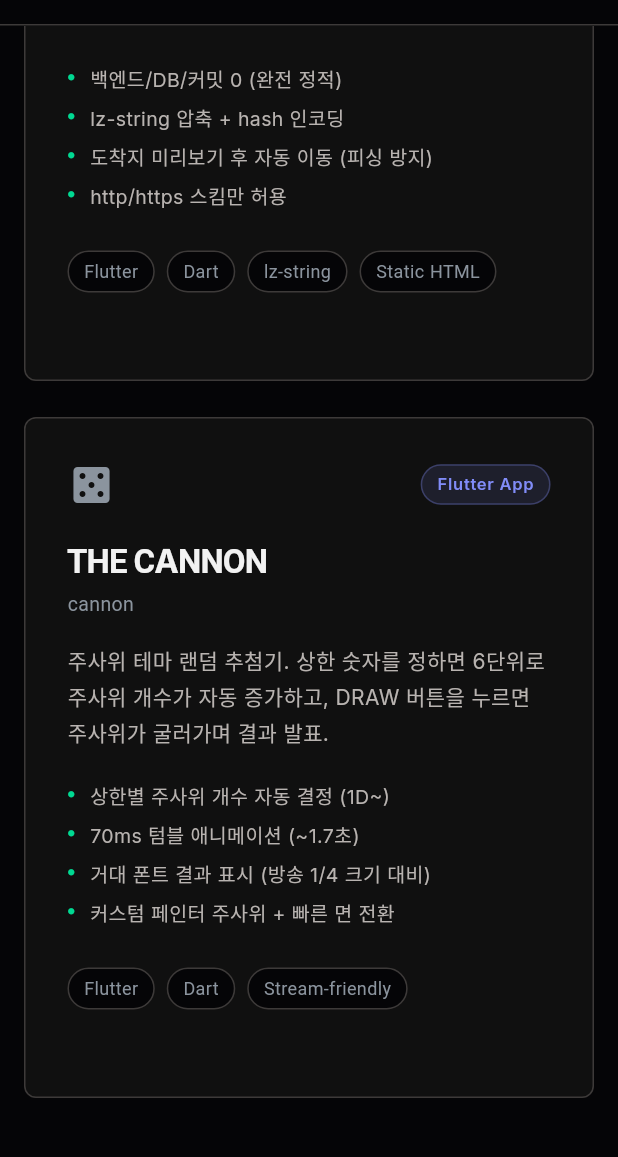
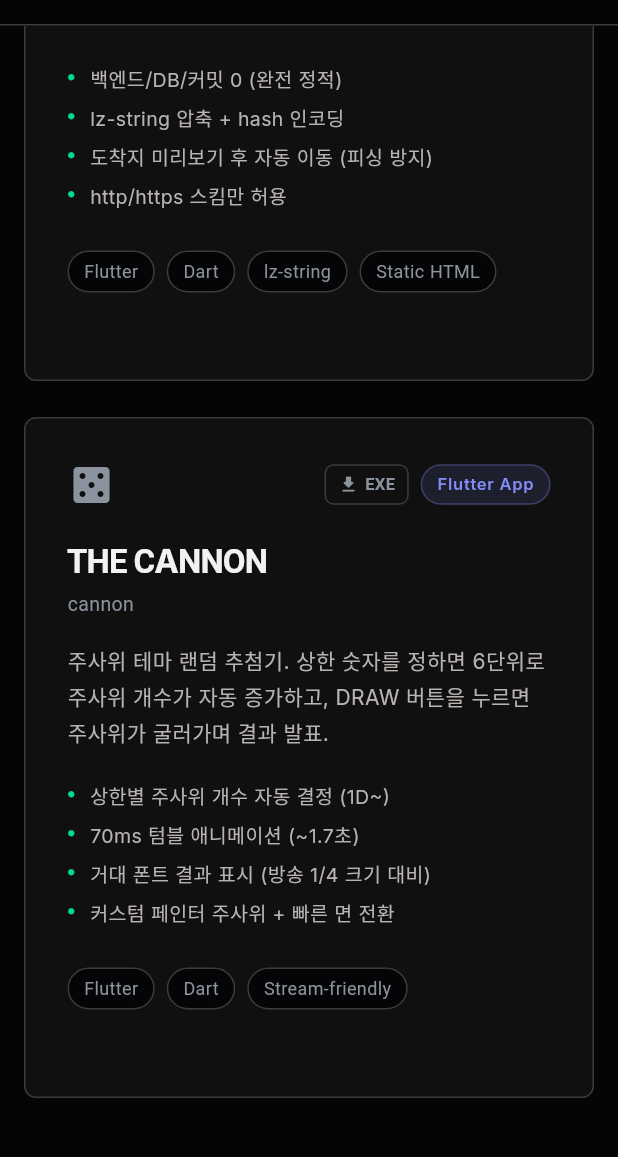
Before and after one commit to Blanche-jara/pure-blanche, a Flutter app: the CodeProjectsPage screen opened by its route, scrolled down 2800 dp, on a phone screen of 412 x 824 dp, the part 78-1235 px from its top. Run offline on Flutter 3.47's test engine with Material 3 defaults, Android fonts, the phone set to English and light mode, and no system bars; our stand-ins replace audioplayers, google_fonts, shared_preferences, web; missing offline and left inert: dart:js_interop, dart:ui_web; accounts and stored records are empty; statements that could not run were skipped.

Commit message:
exe 설치 추가

```diff
--- a/lib/pages/code_projects_page.dart
+++ b/lib/pages/code_projects_page.dart
@@ -84,6 +84,7 @@ class _ProjectData {
   final String type; // "flutter" | "web"
   final String route;
   final String? downloadUrl;
+  final String downloadLabel;
   final String? privacyUrl;
 
   const _ProjectData({
@@ -96,6 +97,7 @@ class _ProjectData {
     required this.type,
     required this.route,
     this.downloadUrl,
+    this.downloadLabel = 'APK',
     this.privacyUrl,
   });
 }
@@ -222,6 +224,8 @@ const _projects = [
     icon: Icons.casino,
     type: 'flutter',
     route: '/app/cannon',
+    downloadUrl: 'https://drive.google.com/uc?export=download&id=1v_DzUDF51JRhPviEllY_UmHQzNqTP-aj',
+    downloadLabel: 'EXE',
   ),
 ];
 
@@ -286,7 +290,7 @@ class _CodeProjectCardState extends State<_CodeProjectCard> {
                   mainAxisSize: MainAxisSize.min,
                   children: [
                     if (p.downloadUrl != null)
-                      _DownloadButton(url: p.downloadUrl!),
+                      _DownloadButton(url: p.downloadUrl!, label: p.downloadLabel),
                     if (p.downloadUrl != null) const SizedBox(width: 8),
                     _TypeBadge(type: p.type),
                   ],
@@ -440,7 +444,8 @@ class _PrivacyLinkState extends State<_PrivacyLink> {
 
 class _DownloadButton extends StatefulWidget {
   final String url;
-  const _DownloadButton({required this.url});
+  final String label;
+  const _DownloadButton({required this.url, this.label = 'APK'});
 
   @override
   State<_DownloadButton> createState() => _DownloadButtonState();
@@ -484,7 +489,7 @@ class _DownloadButtonState extends State<_DownloadButton> {
                 ),
                 const SizedBox(width: 4),
                 Text(
-                  'APK',
+                  widget.label,
                   style: TextStyle(
                     fontFamily: 'Consolas',
                     fontSize: 11,
```
